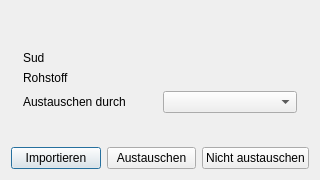
kleiner-brauhelfer/kleiner-brauhelfer-2, file kleiner-brauhelfer/dialogs/dlgrohstoffaustausch.ui: the form before one commit.
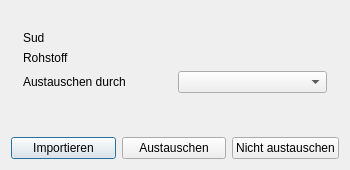
The form after the commit.

```diff
--- a/kleiner-brauhelfer/dialogs/dlgrohstoffaustausch.ui
+++ b/kleiner-brauhelfer/dialogs/dlgrohstoffaustausch.ui
@@ -6,10 +6,16 @@
    <rect>
     <x>0</x>
     <y>0</y>
-    <width>320</width>
-    <height>180</height>
+    <width>350</width>
+    <height>170</height>
    </rect>
   </property>
+  <property name="minimumSize">
+   <size>
+    <width>278</width>
+    <height>170</height>
+   </size>
+  </property>
   <layout class="QVBoxLayout" name="verticalLayout">
    <item>
     <widget class="QLabel" name="label">
@@ -18,9 +24,6 @@
      </property>
     </widget>
    </item>
-   <item>
-    <widget class="QLabel" name="label_5"/>
-   </item>
    <item>
     <layout class="QGridLayout" name="gridLayout">
      <property name="leftMargin">
```
Left out of the diff: 3 changed lines with no effect on the pictures.
